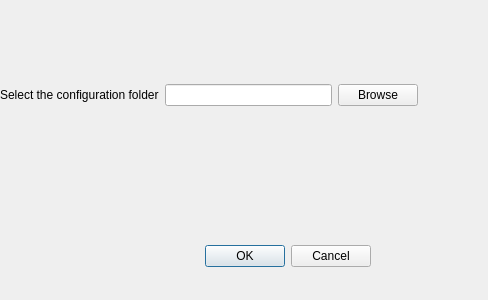
Old version of the form Molonari_2021/ihm/molonaviz/dialogimportlabo.ui in the repository GVigne/Molonari-2022.
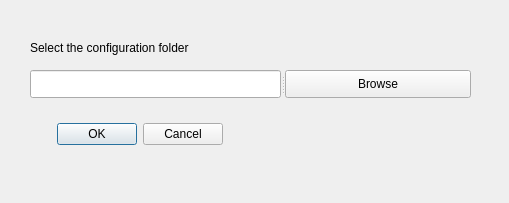
New version of the form.

Commit message: dialogimportlabo a bit better

```diff
--- a/Molonari_2021/ihm/molonaviz/dialogimportlabo.ui
+++ b/Molonari_2021/ihm/molonaviz/dialogimportlabo.ui
@@ -6,8 +6,8 @@
    <rect>
     <x>0</x>
     <y>0</y>
-    <width>488</width>
-    <height>300</height>
+    <width>509</width>
+    <height>203</height>
    </rect>
   </property>
   <property name="windowTitle">
@@ -17,9 +17,9 @@
    <property name="geometry">
     <rect>
      <x>30</x>
-     <y>240</y>
-     <width>341</width>
-     <height>32</height>
+     <y>120</y>
+     <width>193</width>
+     <height>28</height>
     </rect>
    </property>
    <property name="orientation">
@@ -29,34 +29,37 @@
     <set>QDialogButtonBox::Cancel|QDialogButtonBox::Ok</set>
    </property>
   </widget>
-  <widget class="QWidget" name="">
-   <property name="geometry">
-    <rect>
-     <x>0</x>
-     <y>80</y>
-     <width>418</width>
-     <height>30</height>
-    </rect>
-   </property>
-   <layout class="QHBoxLayout" name="horizontalLayout">
-    <item>
      <widget class="QLabel" name="label">
+   <property name="geometry">
+    <rect>
+     <x>30</x>
+     <y>40</y>
+     <width>172</width>
+     <height>16</height>
+    </rect>
+   </property>
       <property name="text">
        <string>Select the configuration folder</string>
       </property>
      </widget>
-    </item>
-    <item>
+  <widget class="QSplitter" name="splitter">
+   <property name="geometry">
+    <rect>
+     <x>30</x>
+     <y>70</y>
+     <width>441</width>
+     <height>28</height>
+    </rect>
+   </property>
+   <property name="orientation">
+    <enum>Qt::Horizontal</enum>
+   </property>
      <widget class="QLineEdit" name="lineEditLabo"/>
-    </item>
-    <item>
      <widget class="QPushButton" name="pushBrowseButton">
       <property name="text">
        <string>Browse</string>
       </property>
      </widget>
-    </item>
-   </layout>
   </widget>
  </widget>
  <resources/>
```
Lines whose indentation alone changed are shown as unchanged.
